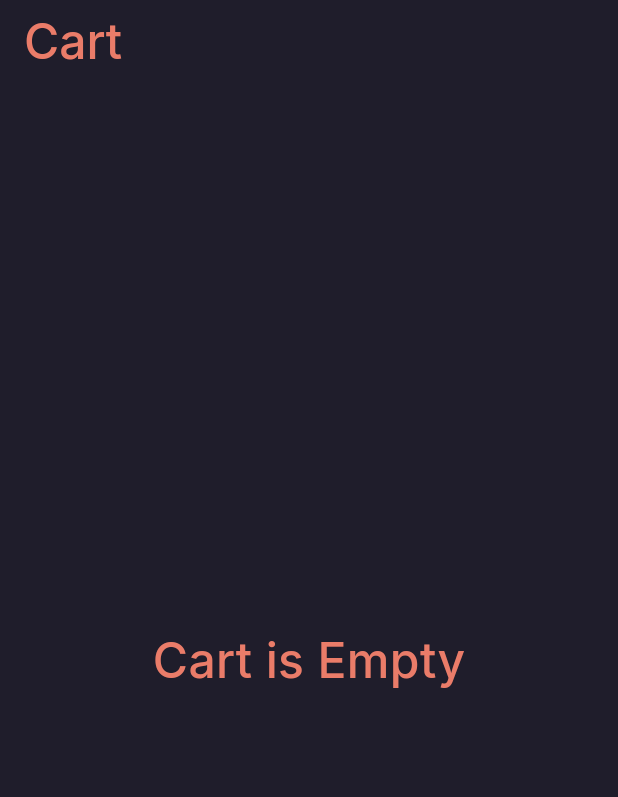
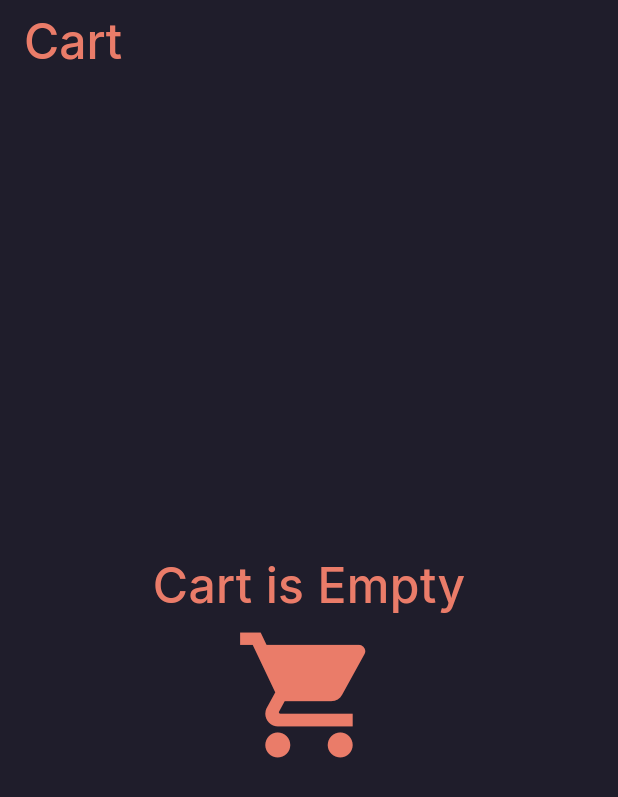
Before and after one commit to malmont/posflutterweb, a Flutter app: the CartViewPage screen opened directly with empty values, on a phone screen of 412 x 824 dp. Shown: the top 797 px of the screen. Run offline on Flutter 3.47's test engine with Material 3 defaults, Android fonts, the light colour scheme and no system bars; our stand-ins replace bloc, cached_network_image, carousel_slider, dartz, dio, equatable and 13 more; missing offline and left inert: animate_gradient; accounts and stored records are empty; generated files the repository leaves out were written again; network calls fail.

Commit message:
amélioration UI

```diff
--- a/lib/features/Caisse/presentation/widgets/caisse_list_page.dart
+++ b/lib/features/Caisse/presentation/widgets/caisse_list_page.dart
@@ -62,8 +62,8 @@ class _CaisseListPageState extends State<CaisseListPage> {
               padding: const EdgeInsets.all(16),
               child: Text(
                 daySelection.name,
-                style: TextStyles.interRegularBody1.copyWith(
-                  color: isSelected ? Colors.white : Colors.black,
+                style: TextStyles.interBoldH6.copyWith(
+                  color: isSelected ? Colours.white : Colours.primary100,
                 ),
               ),
             ),
--- a/lib/features/cart/presentation/pages/cart_view_page.dart
+++ b/lib/features/cart/presentation/pages/cart_view_page.dart
@@ -45,14 +45,30 @@ class _CartViewPageState extends State<CartViewPage> {
                     child: BlocBuilder<CartBloc, CartState>(
                       builder: (context, state) {
                         if (state is CartError && state.cart.isEmpty) {
-                          return const Center(child: Text('Cart is Empty'));
+                          return const Center(
+                              child: Column(
+                            children: [
+                              Text('Cart is Empty'),
+                              Text('Please add items to cart'),
+                            ],
+                          ));
                         }
                         if (state.cart.isEmpty) {
                           return Center(
-                            child: Text('Cart is Empty',
-                                style: TextStyles.interMediumH4.copyWith(
+                            child: Column(
+                              mainAxisAlignment: MainAxisAlignment.center,
+                              children: [
+                                Text('Cart is Empty',
+                                    style: TextStyles.interMediumH4.copyWith(
+                                      color: Colours.colorsButtonMenu,
+                                    )),
+                                const Icon(
+                                  Icons.shopping_cart,
+                                  size: 100,
                                   color: Colours.colorsButtonMenu,
-                                )),
+                                ),
+                              ],
+                            ),
                           );
                         }
                         return ListView.builder(
--- a/lib/features/payment/presentation/widgets/payments_list_page_view.dart
+++ b/lib/features/payment/presentation/widgets/payments_list_page_view.dart
@@ -93,7 +93,7 @@ class _PaymentsListPageState extends State<PaymentsListPage> {
               padding: const EdgeInsets.all(16),
               child: Text(
                 daySelection.name,
-                style: TextStyles.interRegularBody1.copyWith(
+                style: TextStyles.interBoldH6.copyWith(
                   color: isSelected ? Colors.white : Colors.black,
                 ),
               ),
--- a/pubspec.yaml
+++ b/pubspec.yaml
@@ -53,9 +53,9 @@ dependencies:
   equatable: ^2.0.3
   injectable: ^2.1.0
   shimmer: ^3.0.0
-  internet_connection_checker: ^0.0.1+4
+  internet_connection_checker: ^2.0.0
   dartz: ^0.10.1
-  http: ^0.13.3
+  http: ^1.2.2
   cached_network_image: ^3.3.1
   #sidebar
   flutter_svg:
```
Also changed, not shown: lib/features/order/presentation/widgets/orders_list_page.dart (+3 -4 lines), lib/features/products/presentation/pages/product_details_view_page.dart (+7 -2 lines), lib/features/products/presentation/pages/product_view_page.dart (+6 -7 lines), lib/main.dart (+21 -6 lines), pubspec.lock, 4 other files.
